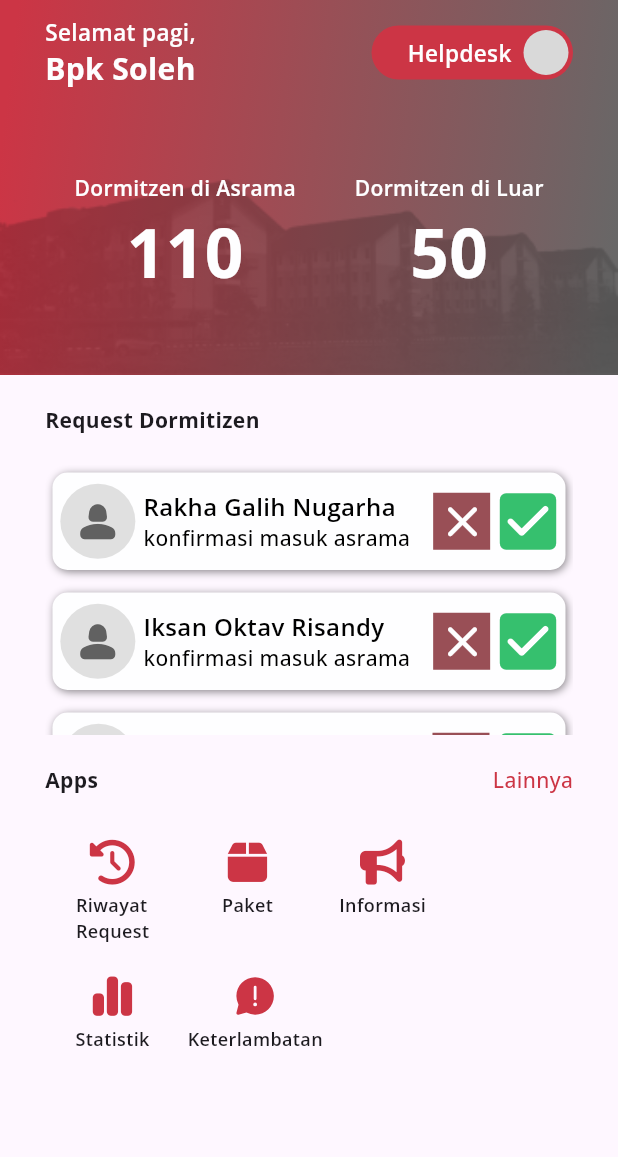
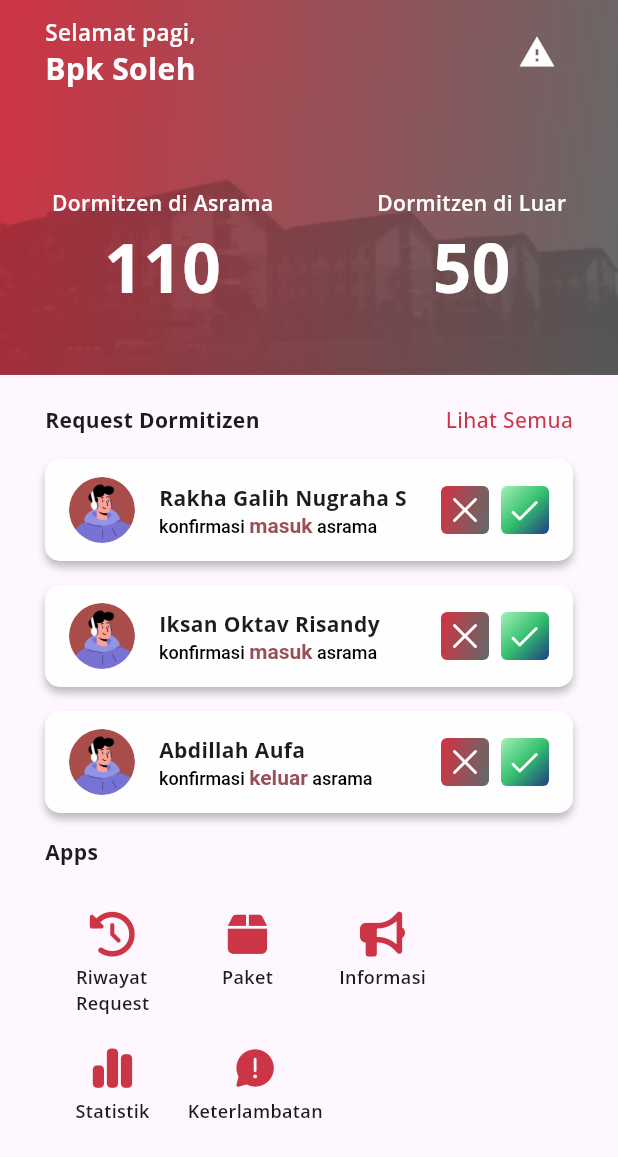
Before and after one commit to Tim-Matriks/my_dorm_mobile, a Flutter app: the HomePageAdmin screen opened directly, on a phone screen of 412 x 824 dp. Shown: the top 1157 px of the screen. Run offline on Flutter 3.47's test engine with Material 3 defaults, Android fonts, the phone set to English and light mode, and no system bars; our stand-ins replace fluentui_system_icons, font_awesome_flutter, table_calendar.

Commit message:
ubah homepage

```diff
--- a/lib/components/request_box.dart
+++ b/lib/components/request_box.dart
@@ -1,104 +1,87 @@
+import 'package:fluentui_system_icons/fluentui_system_icons.dart';
 import 'package:flutter/material.dart';
+import 'package:my_dorm/components/shadow_container.dart';
 import 'package:my_dorm/constant/constant.dart';
 
 class RequestBox extends StatelessWidget {
-  final String name;
+  final String nama;
   final String type;
-  final void Function() accept;
-  final void Function() reject;
+  final VoidCallback onAccept;
+  final VoidCallback onReject;
 
   const RequestBox({
     super.key,
-    required this.name,
+    required this.nama,
     required this.type,
-    required this.accept,
-    required this.reject,
+    required this.onAccept,
+    required this.onReject,
   });
 
   @override
   Widget build(BuildContext context) {
-    return Container(
-        alignment: Alignment.center,
-        width: double.maxFinite,
-        height: 65,
-        margin: const EdgeInsets.only(bottom: 15),
-        decoration: BoxDecoration(
-          color: kWhite,
-          borderRadius: BorderRadius.circular(10),
-          boxShadow: const [
-            BoxShadow(
-                color: Colors.black45,
-                offset: Offset(1.00, 1.00),
-                blurRadius: 4.00)
+    return Padding(
+      padding: const EdgeInsets.symmetric(vertical: 8),
+      child: ShadowContainer(
+        onTap: () {},
+        child: Row(
+          children: [
+            Container(
+              width: 44,
+              height: 44,
+              decoration: const BoxDecoration(
+                  shape: BoxShape.circle,
+                  image: DecorationImage(
+                      image: AssetImage('images/dormitizen.png'),
+                      fit: BoxFit.cover)),
+            ),
+            const SizedBox(
+              width: 16,
+            ),
+            Expanded(
+              child: Column(
+                  crossAxisAlignment: CrossAxisAlignment.start,
+                  children: [
+                    Text(nama,
+                        textAlign: TextAlign.start,
+                        style: kBoldTextStyle.copyWith(fontSize: 14)),
+                    RichText(
+                        text: TextSpan(
+                            style: kMediumTextStyle.copyWith(
+                                fontSize: 12, color: Colors.black),
+                            children: [
+                          const TextSpan(text: 'konfirmasi '),
+                          TextSpan(
+                              text: (type == 'In') ? 'masuk' : 'keluar',
+                              style: kBoldTextStyle.copyWith(
+                                  fontSize: 14, color: kRed)),
+                          const TextSpan(text: ' asrama'),
+                        ])),
+                  ]),
+            ),
+            const SizedBox(width: 4),
+            Container(
+              padding: const EdgeInsets.all(4),
+              decoration: BoxDecoration(
+                  gradient: kGradientMain,
+                  borderRadius: BorderRadius.circular(4)),
+              child: const Icon(
+                FluentIcons.dismiss_24_filled,
+                color: kWhite,
+              ),),
+               const SizedBox(width: 8),
+            Container(
+              padding: const EdgeInsets.all(4),
+              decoration: BoxDecoration(
+                  gradient: kGradientGreen,
+                  borderRadius: BorderRadius.circular(4)),
+              child: const Icon(
+                FluentIcons.checkmark_24_filled,
+                color: kWhite,
+              ),
+            )
           ],
         ),
-        child: Row(
-          mainAxisAlignment: MainAxisAlignment.spaceAround,
-          children: [
-            const SizedBox(width: 5),
-            profile(),
-            const SizedBox(width: 5),
-            Column(
-                crossAxisAlignment: CrossAxisAlignment.start,
-                mainAxisAlignment: MainAxisAlignment.center,
-                children: [
-                  Text(name,
-                      textAlign: TextAlign.start,
-                      style: kSemiBoldTextStyle.copyWith(
-                          color: Colors.black, fontSize: 16)),
-                  if (type == "In")
-                    (Text("konfirmasi masuk asrama",
-                        style: kMediumTextStyle.copyWith(
-                            color: Colors.black, fontSize: 14)))
-                  else
-                    (Text("konfirmasi keluar asrama",
-                        style: kMediumTextStyle.copyWith(
-                            color: Colors.black, fontSize: 14)))
-                ]),
-            const SizedBox(width: 15),
-            GestureDetector(onTap: reject, child: rejectW()),
-            GestureDetector(onTap: accept, child: acceptW()),
-          ],
-        ));
-  }
-
-  Widget profile() {
-    return Container(
-        height: 50,
-        width: 50,
-        padding: const EdgeInsets.all(5),
-        decoration: BoxDecoration(
-          shape: BoxShape.circle,
-          color: Colors.grey.shade300,
-        ),
-        child: Icon(
-          Icons.person_2_rounded,
-          size: 35,
-          color: Colors.grey.shade700,
-        ));
-  }
-
-  Widget rejectW() {
-    return Container(
-        height: 38,
-        width: 38,
-        padding: const EdgeInsets.all(2),
-        decoration: const BoxDecoration(
-          shape: BoxShape.rectangle,
-          color: kRed,
-        ),
-        child: const Icon(
-          Icons.close_rounded,
-          size: 35,
-          color: kWhite,
-        ));
-  }
-
-  Widget acceptW() {
-    return const Icon(
-      Icons.check_box_rounded,
-      size: 50,
-      color: Color(0xFF36C06E),
+      ),
     );
   }
 }
--- a/lib/screens/admin/home/home_page_admin.dart
+++ b/lib/screens/admin/home/home_page_admin.dart
@@ -1,6 +1,7 @@
 import 'package:fluentui_system_icons/fluentui_system_icons.dart';
 import 'package:flutter/material.dart';
 import 'package:font_awesome_flutter/font_awesome_flutter.dart';
+import 'package:my_dorm/components/appbar_home.dart';
 import 'package:my_dorm/components/apps_icon.dart';
 import 'package:my_dorm/components/request_box.dart';
 import 'package:my_dorm/constant/constant.dart';
@@ -21,15 +22,14 @@ class HomePageAdmin extends StatefulWidget {
 class _HomePageAdminState extends State<HomePageAdmin> {
   List<RequestModel> requests = [
     RequestModel(
-      name: "Rakha Galih Nugarha",
+      name: "Rakha Galih Nugraha S",
       type: "In",
     ),
     RequestModel(
       name: "Iksan Oktav Risandy",
       type: "In",
     ),
-    RequestModel(name: "Dias Adani", type: "Out"),
-    RequestModel(name: "Abdillah Aufa", type: "In")
+    RequestModel(name: "Abdillah Aufa", type: "Out")
   ];
   @override
   Widget build(BuildContext context) {
@@ -65,9 +65,6 @@ class _HomePageAdminState extends State<HomePageAdmin> {
                     ),
                     SafeArea(
                       bottom: false,
-                      child: Padding(
-                        padding: const EdgeInsets.symmetric(
-                            horizontal: 30, vertical: 10),
                       child: SizedBox(
                         width: double.infinity,
                         height: double.infinity,
@@ -75,63 +72,22 @@ class _HomePageAdminState extends State<HomePageAdmin> {
                           mainAxisAlignment: MainAxisAlignment.start,
                           crossAxisAlignment: CrossAxisAlignment.stretch,
                           children: [
-                              Row(
-                                children: [
-                                  Expanded(
-                                    child: Column(
+                            AppBarHome(
+                                titleContent: Column(
                                     crossAxisAlignment:
                                         CrossAxisAlignment.start,
                                     children: [
                                   Text(
                                     'Selamat pagi,',
                                     style: kSemiBoldTextStyle.copyWith(
-                                              fontSize: 15, color: kWhite),
+                                        color: kWhite, fontSize: 15),
                                   ),
                                   Text(
                                     'Bpk Soleh',
                                     style: kBoldTextStyle.copyWith(
-                                              fontSize: 20, color: kWhite),
-                                        )
-                                      ],
+                                        color: kWhite, fontSize: 20),
                                   ),
-                                  ),
-                                  GestureDetector(
-                                    onTap: () {
-                                      // Navigator.push(
-                                      //     context,
-                                      //     MaterialPageRoute(
-                                      //         builder: (context) =>
-                                      //             const Apps()));
-                                    },
-                                    child: Container(
-                                      padding: const EdgeInsets.all(3),
-                                      decoration: BoxDecoration(
-                                          color: kMain,
-                                          borderRadius:
-                                              BorderRadius.circular(20)),
-                                      child: Row(
-                                        children: [
-                                          const SizedBox(
-                                            width: 21,
-                                          ),
-                                          Text(
-                                            'Helpdesk',
-                                            style: kSemiBoldTextStyle.copyWith(
-                                                fontSize: 15, color: kWhite),
-                                          ),
-                                          const SizedBox(
-                                            width: 8,
-                                          ),
-                                          const CircleAvatar(
-                                            radius: 15,
-                                            backgroundColor: kGray,
-                                          )
-                                        ],
-                                      ),
-                                    ),
-                                  )
-                                ],
-                              ),
+                                ])),
                             const SizedBox(
                               height: 15,
                             ),
@@ -141,8 +97,7 @@ class _HomePageAdminState extends State<HomePageAdmin> {
                                     MainAxisAlignment.spaceAround,
                                 children: [
                                   Column(
-                                      mainAxisAlignment:
-                                          MainAxisAlignment.center,
+                                    mainAxisAlignment: MainAxisAlignment.center,
                                     children: [
                                       Text(
                                         'Dormitzen di Asrama',
@@ -159,8 +114,7 @@ class _HomePageAdminState extends State<HomePageAdmin> {
                                   Column(
                                     crossAxisAlignment:
                                         CrossAxisAlignment.center,
-                                      mainAxisAlignment:
-                                          MainAxisAlignment.center,
+                                    mainAxisAlignment: MainAxisAlignment.center,
                                     children: [
                                       Text(
                                         'Dormitzen di Luar',
@@ -180,30 +134,50 @@ class _HomePageAdminState extends State<HomePageAdmin> {
                           ],
                         ),
                       ),
-                      ),
                     )
                   ]),
                 ),
-                Container(
-                  width: double.infinity,
-                  padding: const EdgeInsets.fromLTRB(30, 20, 30, 0),
-                  child: Column(
+                Column(
                   mainAxisAlignment: MainAxisAlignment.start,
                   crossAxisAlignment: CrossAxisAlignment.start,
+                  children: [
+                    const SizedBox(
+                      height: 20,
+                    ),
+                    Padding(
+                      padding: const EdgeInsets.symmetric(
+                        horizontal: 30,
+                      ),
+                      child: Row(
+                        mainAxisAlignment: MainAxisAlignment.spaceBetween,
                         children: [
                           Text(
                             'Request Dormitizen',
                             style: kBoldTextStyle.copyWith(fontSize: 14),
                           ),
-                      SizedBox(
-                        height: 220,
-                        child: (requests.isEmpty)
+                          GestureDetector(
+                            onTap: () {
+                              Navigator.push(
+                                  context,
+                                  MaterialPageRoute(
+                                      builder: (context) =>
+                                          const ListRiwayatRequestPage()));
+                            },
+                            child: Text(
+                              'Lihat Semua',
+                              style: kMediumTextStyle.copyWith(
+                                  fontSize: 14, color: kMain),
+                            ),
+                          ),
+                        ],
+                      ),
+                    ),
+                    (requests.isEmpty)
                         ? Column(
                             mainAxisAlignment: MainAxisAlignment.center,
                             crossAxisAlignment: CrossAxisAlignment.center,
                             children: [
-                                  Center(
-                                      child: Image.asset('images/women.png')),
+                              Center(child: Image.asset('images/women.png')),
                               const SizedBox(
                                 height: 10,
                               ),
@@ -217,45 +191,34 @@ class _HomePageAdminState extends State<HomePageAdmin> {
                             ],
                           )
                         : Padding(
-                                padding:
-                                    const EdgeInsets.symmetric(vertical: 20),
-                                child: SingleChildScrollView(
-                                  padding: const EdgeInsets.symmetric(
-                                      horizontal: 5, vertical: 5),
+                          padding: const EdgeInsets.symmetric(vertical: 8),
                           child: Column(
                               children: List.generate(
                                   requests.length,
                                   (index) => RequestBox(
-                                                name: requests[index].name,
+                                        nama: requests[index].name,
                                         type: requests[index].type,
-                                                accept: () {
+                                        onAccept: () {
                                           popList(requests, index);
                                         },
-                                                reject: () {
+                                        onReject: () {
                                           popList(requests, index);
                                         },
                                       ))),
                         ),
-                              ),
-                      ),
-                      Row(
-                        mainAxisAlignment: MainAxisAlignment.spaceBetween,
-                        children: [
-                          Text(
+                    Padding(
+                      padding: const EdgeInsets.symmetric(horizontal: 30),
+                      child: Text(
                         'Apps',
                         style: kBoldTextStyle.copyWith(fontSize: 14),
                       ),
-                          Text(
-                            'Lainnya',
-                            style: kMediumTextStyle.copyWith(
-                                fontSize: 14, color: kMain),
-                          ),
-                        ],
                     ),
                     const SizedBox(
                       height: 10,
                     ),
-                      const Wrap(
+                    const Padding(
+                      padding: EdgeInsets.symmetric(horizontal: 30),
+                      child: Wrap(
                         crossAxisAlignment: WrapCrossAlignment.start,
                         children: [
                           AppsIcon(
@@ -285,8 +248,8 @@ class _HomePageAdminState extends State<HomePageAdmin> {
                           ),
                         ],
                       ),
+                    ),
                   ],
-                  ),
                 ),
               ],
             )),
--- a/lib/screens/admin/home_admin.dart
+++ b/lib/screens/admin/home_admin.dart
@@ -11,8 +11,8 @@ class HomeAdmin extends StatelessWidget {
   final List<NavBarModel> navIcons = [
     NavBarModel(icon: FluentIcons.home_24_filled, title: 'Beranda'),
     NavBarModel(
-      icon: FluentIcons.box_24_filled,
-      title: 'Paket',
+      icon: FluentIcons.bed_24_filled,
+      title: 'kamar',
     ),
     NavBarModel(
       icon: FluentIcons.alert_24_filled,
```
Lines whose indentation alone changed are shown as unchanged.
